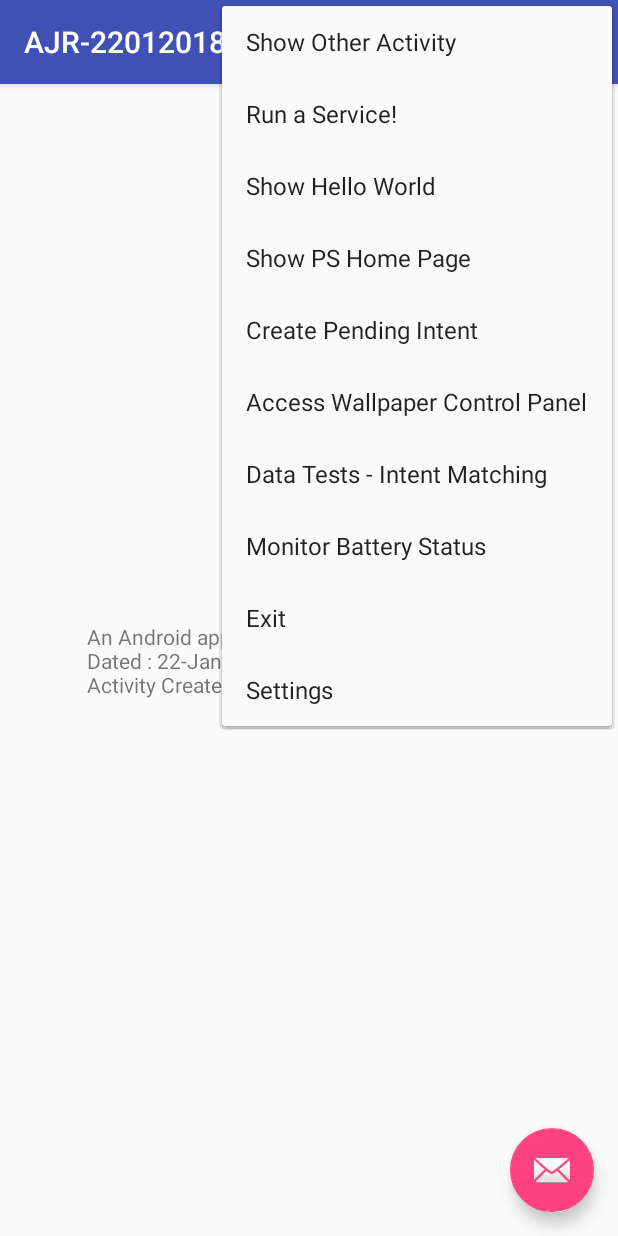
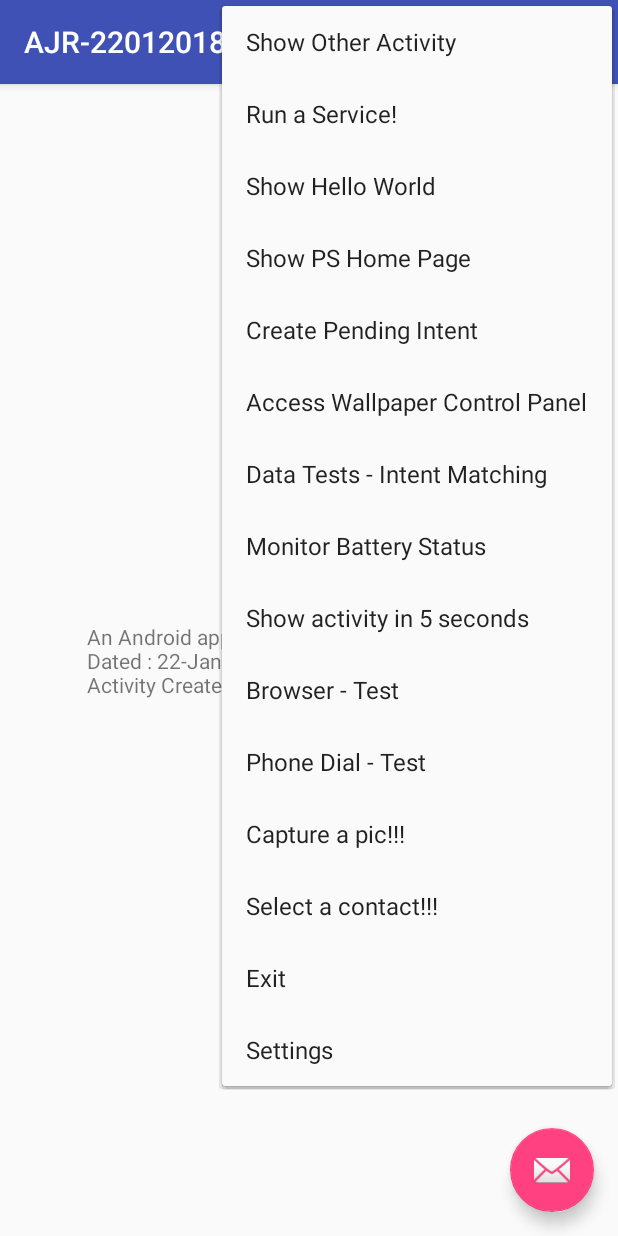
Before and after one commit to AJEESHKRAJAN/AJR-22012018-WORKAROUND-INTENTS, an Android app: the screen it shows after launch (IntentMasterActivity), with the options menu open, on a phone screen of 412 x 824 dp. Run offline under Robolectric (Android 15) with nearby library versions, the phone set to English and light mode, and no system bars.

Commit message:
Intent functionalities .
Action.VIEW intents for browser & Phone Dial.

```diff
--- a/app/src/main/AndroidManifest.xml
+++ b/app/src/main/AndroidManifest.xml
@@ -125,7 +125,9 @@
         <receiver
             android:name=".BroadcastReceivers.BatteryStatusReceiver"
             android:enabled="true"
-            android:exported="true"></receiver>
+            android:exported="true">
+
+        </receiver>
     </application>
 
 </manifest>
--- a/app/src/main/res/menu/menu_intent_master.xml
+++ b/app/src/main/res/menu/menu_intent_master.xml
@@ -28,9 +28,24 @@
     <item
         android:id="@+id/menuDataMatchingIntent"
         android:title="@string/intent_data_matching_tests" />
-  <item
+    <item
         android:id="@+id/menuMonitorBatteryStatus"
         android:title="@string/monitor_battery_status" />
+    <item
+        android:id="@+id/menuShowActivityIn5Seconds"
+        android:title="@string/show_activity_in_5_seconds" />
+    <item
+        android:id="@+id/menuOpenBrowserContent"
+        android:title="@string/browser_test" />
+    <item
+        android:id="@+id/menuOpenPhoneDial"
+        android:title="@string/phone_dial_test" />
+    <item
+        android:id="@+id/menuTakePicture"
+        android:title="@string/capture_a_pic" />
+    <item
+        android:id="@+id/menuFindContact"
+        android:title="@string/select_a_contact" />
     <item
         android:id="@+id/menuQuit"
         android:title="@string/exit" />
--- a/app/src/main/res/values/strings.xml
+++ b/app/src/main/res/values/strings.xml
@@ -17,4 +17,9 @@
     <string name="title_activity_data_matching">DataActivityMatching</string>
     <string name="title_activity_data_path_matching">DataPathMatchingActivity</string>
     <string name="monitor_battery_status">Monitor Battery Status</string>
+    <string name="show_activity_in_5_seconds">Show activity in 5 seconds</string>
+    <string name="browser_test">Browser - Test</string>
+    <string name="phone_dial_test">Phone Dial - Test</string>
+    <string name="capture_a_pic">Capture a pic!!!</string>
+    <string name="select_a_contact">Select a contact!!!</string>
 </resources>
```
Also changed, not shown: app/src/main/java/com/workaround/ajeesh/ajr_22012018_workaround_intents/ActivityTargetPendingIntent.java (+13 -2 lines), app/src/main/java/com/workaround/ajeesh/ajr_22012018_workaround_intents/IntentMasterActivity.java (+50 -0 lines).
